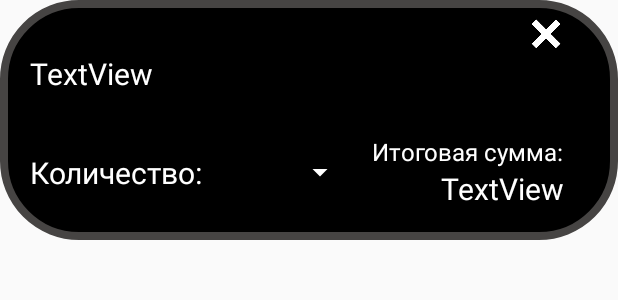
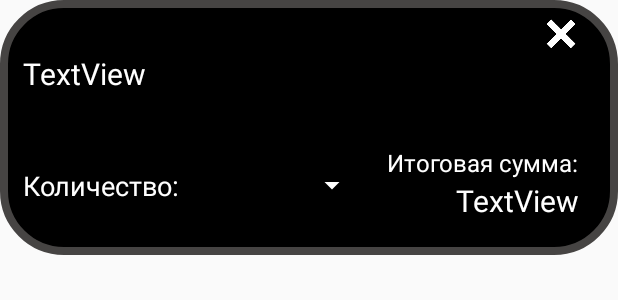
Before and after one commit to SinyTim/PriceChecker, an Android app: the layout basket_element.xml on its own in the app's theme, with its tools: preview values and no code run, on a phone screen of 412 x 824 dp. Shown: the top 300 px of the screen. Run offline under Robolectric (Android 15) with nearby library versions, the light colour scheme and no system bars.

Commit message:
bag closing start activity fixed

```diff
--- a/client/pricechecker/app/src/main/java/by/bsu/famcs/pricechecker/ProductInfoActivity.java
+++ b/client/pricechecker/app/src/main/java/by/bsu/famcs/pricechecker/ProductInfoActivity.java
@@ -65,7 +65,11 @@ public class ProductInfoActivity extends AppCompatActivity {
         spinnerNumberProducts.setAdapter(adapter);
 
         addListeners();
-        ClassesRef.basket.notifySums();
+        if(ClassesRef.basket != null) {
+            ClassesRef.basket.notifySums();
+        }else{
+            finish();
+        }
     }
 
     @Override
--- a/client/pricechecker/app/src/main/res/drawable/round_corners.xml
+++ b/client/pricechecker/app/src/main/res/drawable/round_corners.xml
@@ -2,7 +2,7 @@
 <selector xmlns:android="http://schemas.android.com/apk/res/android">
     <item>
         <shape android:shape="rectangle"  >
-            <corners android:radius="50dip" />
+            <corners android:radius="40dip" />
             <stroke android:width="5dip" android:color="@color/gray" />
             <solid android:color="#000000"/>
         </shape>
--- a/client/pricechecker/app/src/main/res/layout/basket_element.xml
+++ b/client/pricechecker/app/src/main/res/layout/basket_element.xml
@@ -2,14 +2,14 @@
 <LinearLayout xmlns:android="http://schemas.android.com/apk/res/android"
     xmlns:app="http://schemas.android.com/apk/res-auto"
     android:layout_width="match_parent"
-    android:layout_height="160sp"
+    android:layout_height="170sp"
     android:gravity="center_vertical"
     android:orientation="vertical"
-    android:paddingStart="20sp"
-    android:paddingLeft="20sp"
+    android:paddingStart="15sp"
+    android:paddingLeft="15sp"
     android:paddingTop="10dp"
-    android:paddingRight="35sp"
-    android:paddingEnd="35sp"
+    android:paddingRight="25sp"
+    android:paddingEnd="25sp"
     android:paddingBottom="20dp"
     android:background="@drawable/round_corners"
     >
@@ -42,10 +42,10 @@
             android:layout_width="wrap_content"
             android:layout_height="wrap_content"
             android:layout_gravity="center_vertical"
-            android:layout_weight="1"
+            android:layout_weight="1.4"
             android:text="@string/amount"
             android:textColor="@color/white"
-            android:textSize="20sp" />
+            android:textSize="18sp" />
 
         <Spinner
             android:id="@+id/spinnerListItemAmount"
--- a/client/pricechecker/app/src/main/res/layout/simple_spinner_item.xml
+++ b/client/pricechecker/app/src/main/res/layout/simple_spinner_item.xml
@@ -2,8 +2,8 @@
 <TextView xmlns:android="http://schemas.android.com/apk/res/android"
     android:id="@android:id/text1"
     android:paddingTop="10sp"
-    android:paddingLeft="10sp"
-    android:paddingRight="10sp"
+    android:paddingLeft="5sp"
+    android:paddingRight="5sp"
 
 
     android:singleLine="true"
```
Also changed, not shown: client/pricechecker/app/src/main/java/by/bsu/famcs/pricechecker/StartProgramActivity.java (+15 -0 lines).
